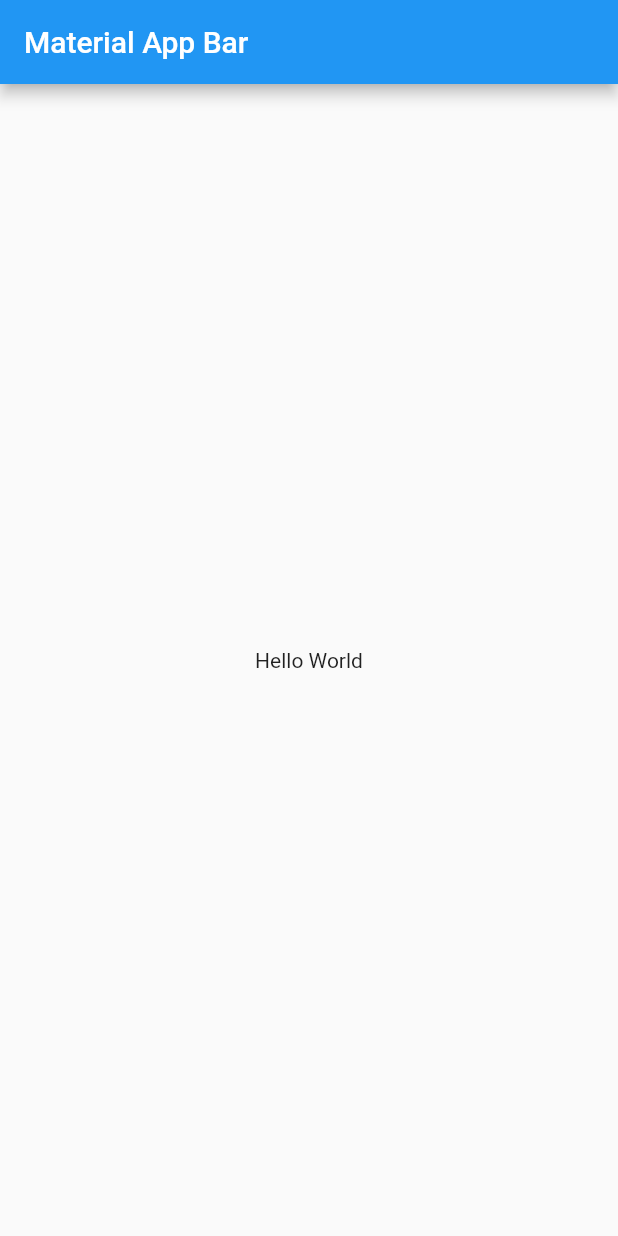
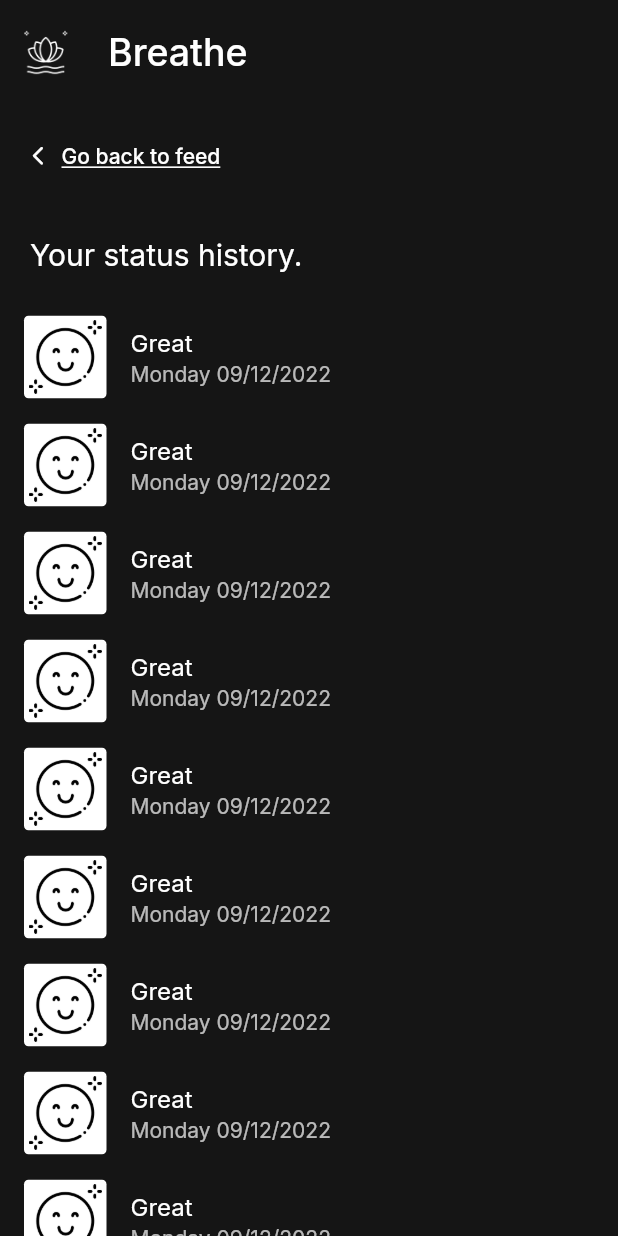
Before and after one commit to KeylabMichelle/breathe_app, a Flutter app: the screen it shows after launch, after a tap on "See your history", on a phone screen of 412 x 824 dp. Run offline on Flutter 3.47's test engine with Material 2 defaults, Android fonts, the phone set to English and light mode, and no system bars; our stand-ins replace google_fonts.

Commit message:
employee history screen

```diff
--- a/lib/pages/employee_profile/employee_history.dart
+++ b/lib/pages/employee_profile/employee_history.dart
@@ -1,6 +1,6 @@
+import 'package:breathe/pages/employee_profile/employee_profile.dart';
 import 'package:flutter/material.dart';
 import 'package:google_fonts/google_fonts.dart';
-
 
 class EmployeeHistory extends StatelessWidget {
   const EmployeeHistory({
@@ -9,16 +9,104 @@ class EmployeeHistory extends StatelessWidget {
 
   @override
   Widget build(BuildContext context) {
+    final List<Map> dummyItems = List.generate(
+            20, (index) => {"status": 'Great', "date": "Monday 09/12/2022  "})
+        .toList();
+
     return MaterialApp(
-      title: 'Material App',
+      theme: ThemeData(
+        brightness: Brightness.dark,
+        primaryColor: Colors.white,
+        scaffoldBackgroundColor: Color.fromARGB(255, 21, 21, 21),
+        fontFamily: GoogleFonts.inter().fontFamily,
+      ),
       home: Scaffold(
-        appBar: AppBar(
-          title: const Text('Material App Bar'),
-        ),
-        body: const Center(
-          child: Text('Hello World'),
-        ),
-      ),
+          appBar: AppBar(
+            title: const Text(
+              'Breathe',
+              style: TextStyle(fontSize: 25),
+            ),
+            leading: Container(
+              padding: const EdgeInsets.all(7.0),
+              margin: const EdgeInsets.only(left: 5.0),
+              child: Image.asset('assets/appbar/harmony.png'),
+            ),
+            toolbarHeight: 70,
+            backgroundColor: Colors.transparent,
+            elevation: 0,
+          ),
+          body: Column(
+            children: [
+              Padding(
+                padding: const EdgeInsets.all(10.0),
+                child: Row(
+                  children: [
+                    TextButton.icon(
+                        onPressed: () {
+                          Navigator.push(
+                            context,
+                            MaterialPageRoute(
+                                builder: (context) => const EmployeeProfile()),
+                          );
+                        },
+                        style: TextButton.styleFrom(
+                          foregroundColor: Colors.white,
+                          backgroundColor: Colors.transparent,
+                        ),
+                        icon: Icon(
+                          Icons.arrow_back_ios_rounded,
+                          size: 15,
+                        ),
+                        label: Text(
+                          'Go back to feed',
+                          style:
+                              TextStyle(decoration: TextDecoration.underline),
+                        )),
+                  ],
+                ),
+              ),
+              Padding(
+                padding: const EdgeInsets.all(20.0),
+                child: Column(
+                  children: [
+                    Row(
+                      children: [
+                        Text(
+                          'Your status history.',
+                          style: TextStyle(fontSize: 20),
+                        )
+                      ],
+                    ),
+                  ],
+                ),
+              ),
+              Flexible(
+                child: ListView.builder(
+                  itemCount: dummyItems.length,
+                  itemBuilder: (context, index) {
+                    return ListTile(
+                      leading: //image with white background
+                          Container(
+                        width: 55,
+                        height: 55,
+                        decoration: BoxDecoration(
+                          color: Colors.white,
+                          borderRadius: BorderRadius.circular(3),
+
+                        ),
+                        child: Padding(
+                          padding: const EdgeInsets.all(3.0),
+                          child: Image.asset('assets/pop_up/great.png',),
+                        ),
+                      ),
+                      title: Text(dummyItems[index]['status']),
+                      subtitle: Text(dummyItems[index]['date']),
+                    );
+                  },
+                ),
+              ),
+            ],
+          )),
     );
   }
 }
--- a/lib/pages/employee_profile/employee_profile.dart
+++ b/lib/pages/employee_profile/employee_profile.dart
@@ -51,7 +51,7 @@ class EmployeeProfile extends StatelessWidget {
                           );
                         },
                         style: TextButton.styleFrom(
-                          primary: Colors.white,
+                          foregroundColor: Colors.white,
                           backgroundColor: Colors.transparent,
                         ),
                         icon: Icon(
```
